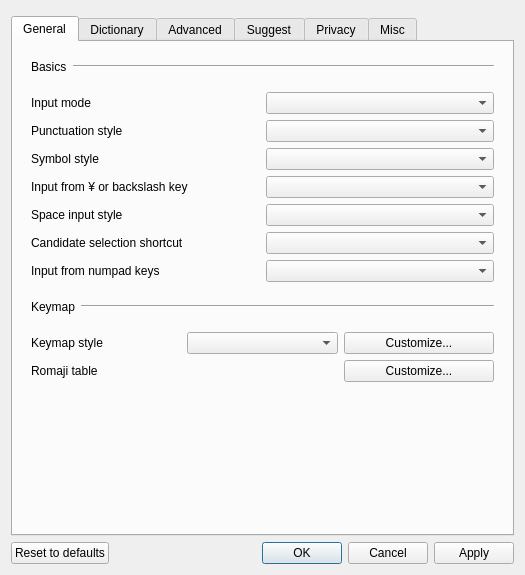
This is src/gui/config_dialog/config_dialog.ui in meltin/nagi as Qt 5 draws it before an edit. The edited form follows.
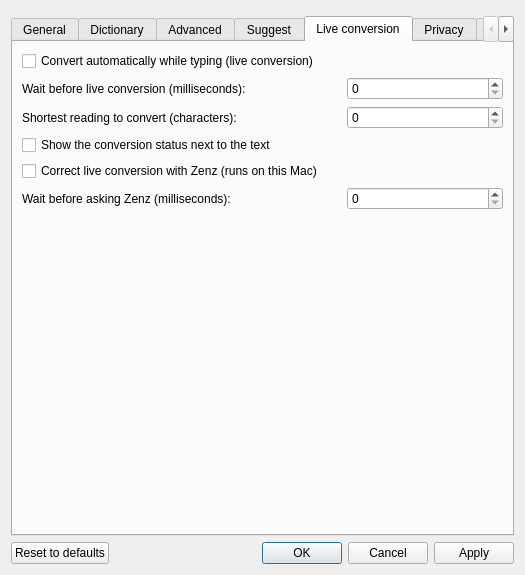
This is the edited form. The open tabs and pages were chosen to show the change. Custom widgets are drawn as their Qt base class.

Commit message:
refactor(gui): move the Nagi settings to a Live conversion tab
- they sat right under "Use realtime conversion" in the Suggest tab and read as the same feature
- realtime conversion only adds a candidate to the suggestions; live conversion rewrites the composition
- add the Japanese tab title and recompile the .qm file

What changed in the file:
```diff
--- a/src/gui/config_dialog/config_dialog.ui
+++ b/src/gui/config_dialog/config_dialog.ui
@@ -950,57 +950,6 @@
               </property>
              </widget>
             </item>
-            <item row="3" column="0" colspan="3">
-             <widget class="QCheckBox" name="liveConversionCheckBox">
-              <property name="text">
-               <string>Convert automatically while typing (live conversion)</string>
-              </property>
-             </widget>
-            </item>
-            <item row="4" column="0" colspan="2">
-             <widget class="QLabel" name="liveConversionDelayLabel">
-              <property name="text">
-               <string>Wait before live conversion (milliseconds):</string>
-              </property>
-             </widget>
-            </item>
-            <item row="4" column="2">
-             <widget class="QSpinBox" name="liveConversionDelaySpinBox"/>
-            </item>
-            <item row="5" column="0" colspan="2">
-             <widget class="QLabel" name="liveConversionMinKeyLengthLabel">
-              <property name="text">
-               <string>Shortest reading to convert (characters):</string>
-              </property>
-             </widget>
-            </item>
-            <item row="5" column="2">
-             <widget class="QSpinBox" name="liveConversionMinKeyLengthSpinBox"/>
-            </item>
-            <item row="6" column="0" colspan="3">
-             <widget class="QCheckBox" name="conversionStatusIndicatorCheckBox">
-              <property name="text">
-               <string>Show the conversion status next to the text</string>
-              </property>
-             </widget>
-            </item>
-            <item row="7" column="0" colspan="3">
-             <widget class="QCheckBox" name="zenzCorrectionCheckBox">
-              <property name="text">
-               <string>Correct live conversion with Zenz (runs on this Mac)</string>
-              </property>
-             </widget>
-            </item>
-            <item row="8" column="0" colspan="2">
-             <widget class="QLabel" name="zenzDelayLabel">
-              <property name="text">
-               <string>Wait before asking Zenz (milliseconds):</string>
-              </property>
-             </widget>
-            </item>
-            <item row="8" column="2">
-             <widget class="QSpinBox" name="zenzDelaySpinBox"/>
-            </item>
            </layout>
           </widget>
          </item>
@@ -1089,6 +1038,77 @@
          </item>
         </layout>
        </widget>
+       <widget class="QWidget" name="liveConversionTab">
+        <attribute name="title">
+         <string>Live conversion</string>
+        </attribute>
+        <layout class="QGridLayout" name="liveConversionTabLayout">
+         <item row="0" column="0" colspan="3">
+          <widget class="QCheckBox" name="liveConversionCheckBox">
+           <property name="text">
+            <string>Convert automatically while typing (live conversion)</string>
+           </property>
+          </widget>
+         </item>
+         <item row="1" column="0" colspan="2">
+          <widget class="QLabel" name="liveConversionDelayLabel">
+           <property name="text">
+            <string>Wait before live conversion (milliseconds):</string>
+           </property>
+          </widget>
+         </item>
+         <item row="1" column="2">
+          <widget class="QSpinBox" name="liveConversionDelaySpinBox"/>
+         </item>
+         <item row="2" column="0" colspan="2">
+          <widget class="QLabel" name="liveConversionMinKeyLengthLabel">
+           <property name="text">
+            <string>Shortest reading to convert (characters):</string>
+           </property>
+          </widget>
+         </item>
+         <item row="2" column="2">
+          <widget class="QSpinBox" name="liveConversionMinKeyLengthSpinBox"/>
+         </item>
+         <item row="3" column="0" colspan="3">
+          <widget class="QCheckBox" name="conversionStatusIndicatorCheckBox">
+           <property name="text">
+            <string>Show the conversion status next to the text</string>
+           </property>
+          </widget>
+         </item>
+         <item row="4" column="0" colspan="3">
+          <widget class="QCheckBox" name="zenzCorrectionCheckBox">
+           <property name="text">
+            <string>Correct live conversion with Zenz (runs on this Mac)</string>
+           </property>
+          </widget>
+         </item>
+         <item row="5" column="0" colspan="2">
+          <widget class="QLabel" name="zenzDelayLabel">
+           <property name="text">
+            <string>Wait before asking Zenz (milliseconds):</string>
+           </property>
+          </widget>
+         </item>
+         <item row="5" column="2">
+          <widget class="QSpinBox" name="zenzDelaySpinBox"/>
+         </item>
+         <item row="6" column="0">
+          <spacer name="liveConversionTabBottomSpacer">
+           <property name="orientation">
+            <enum>Qt::Orientation::Vertical</enum>
+           </property>
+           <property name="sizeHint" stdset="0">
+            <size>
+             <width>20</width>
+             <height>40</height>
+            </size>
+           </property>
+          </spacer>
+         </item>
+        </layout>
+       </widget>
        <widget class="QWidget" name="privacyTab">
         <attribute name="title">
          <string>Privacy</string>
```
The commit also changes 2 other files.
